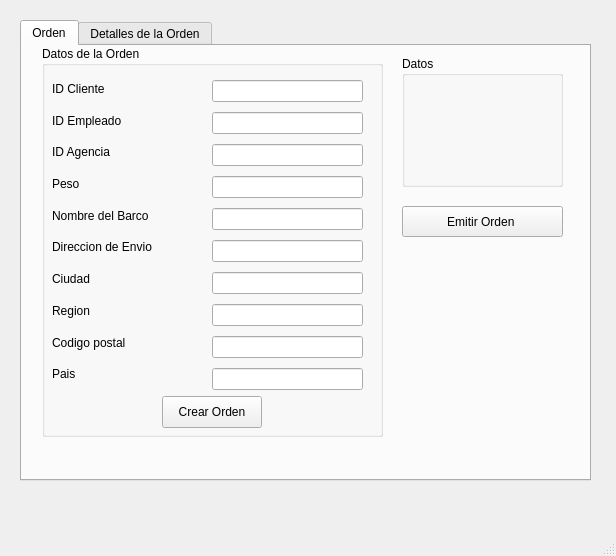
Before: the Qt Designer form mainwindow.ui in jairoaguilarts/Desktop-App-Proyect, drawn with Qt 5.
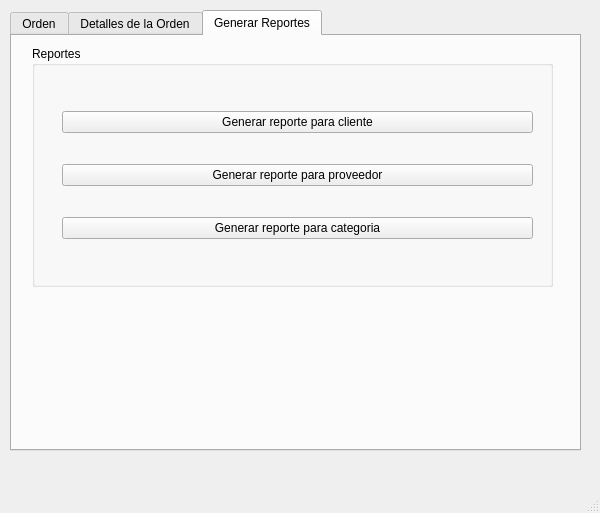
After: the same form once the commit is applied. The open tabs and pages were chosen to show the change.

Commit message: Reporte para los clientes

```diff
--- a/mainwindow.ui
+++ b/mainwindow.ui
@@ -6,8 +6,8 @@
    <rect>
     <x>0</x>
     <y>0</y>
-    <width>616</width>
-    <height>556</height>
+    <width>600</width>
+    <height>513</height>
    </rect>
   </property>
   <property name="windowTitle">
@@ -17,10 +17,10 @@
    <widget class="QTabWidget" name="tabWidget">
     <property name="geometry">
      <rect>
-      <x>20</x>
-      <y>20</y>
+      <x>10</x>
+      <y>10</y>
       <width>571</width>
-      <height>461</height>
+      <height>441</height>
      </rect>
     </property>
     <property name="toolTip">
@@ -387,6 +387,57 @@
       </widget>
      </widget>
     </widget>
+    <widget class="QWidget" name="tab_5">
+     <attribute name="title">
+      <string>Generar Reportes</string>
+     </attribute>
+     <widget class="QGroupBox" name="groupBox_9">
+      <property name="geometry">
+       <rect>
+        <x>20</x>
+        <y>10</y>
+        <width>521</width>
+        <height>241</height>
+       </rect>
+      </property>
+      <property name="title">
+       <string>Reportes</string>
+      </property>
+      <widget class="QWidget" name="verticalLayoutWidget_11">
+       <property name="geometry">
+        <rect>
+         <x>30</x>
+         <y>40</y>
+         <width>471</width>
+         <height>181</height>
+        </rect>
+       </property>
+       <layout class="QVBoxLayout" name="verticalLayout_11">
+        <item>
+         <widget class="QPushButton" name="PB_reporteCliente">
+          <property name="text">
+           <string>Generar reporte para cliente</string>
+          </property>
+         </widget>
+        </item>
+        <item>
+         <widget class="QPushButton" name="PB_reporteProveedor">
+          <property name="text">
+           <string>Generar reporte para proveedor</string>
+          </property>
+         </widget>
+        </item>
+        <item>
+         <widget class="QPushButton" name="PB_reporteCategoria">
+          <property name="text">
+           <string>Generar reporte para categoria</string>
+          </property>
+         </widget>
+        </item>
+       </layout>
+      </widget>
+     </widget>
+    </widget>
    </widget>
   </widget>
   <widget class="QMenuBar" name="menubar">
```
Left out of the diff: 14 changed lines with no effect on the pictures. The commit also changes 5 other files.
